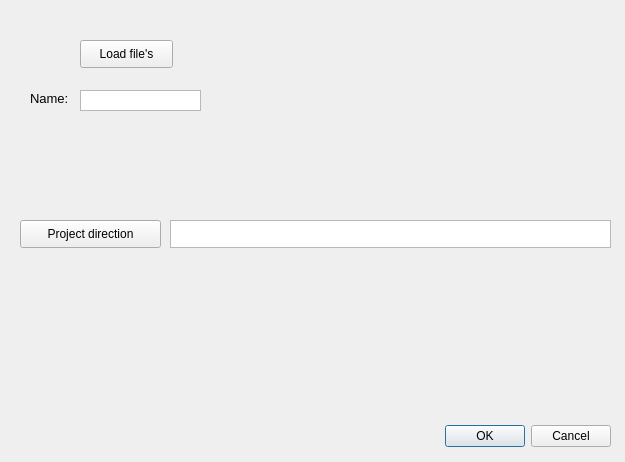
Qt form gui/newProject.ui (milosvalko/Agdas) before a commit.
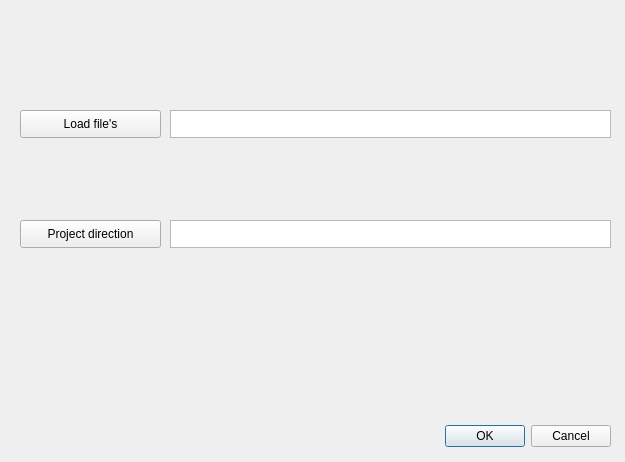
The same form after that commit.

Patch:
```diff
--- a/gui/newProject.ui
+++ b/gui/newProject.ui
@@ -32,9 +32,9 @@
   <widget class="QPushButton" name="loadFiles">
    <property name="geometry">
     <rect>
-     <x>80</x>
-     <y>40</y>
-     <width>93</width>
+     <x>20</x>
+     <y>110</y>
+     <width>141</width>
      <height>28</height>
     </rect>
    </property>
@@ -45,10 +45,10 @@
   <widget class="QTextEdit" name="name">
    <property name="geometry">
     <rect>
-     <x>80</x>
-     <y>90</y>
-     <width>121</width>
-     <height>21</height>
+     <x>170</x>
+     <y>110</y>
+     <width>441</width>
+     <height>28</height>
     </rect>
    </property>
    <property name="font">
@@ -70,24 +70,6 @@
 &lt;p style=&quot;-qt-paragraph-type:empty; margin-top:0px; margin-bottom:0px; margin-left:0px; margin-right:0px; -qt-block-indent:0; text-indent:0px;&quot;&gt;&lt;br /&gt;&lt;/p&gt;&lt;/body&gt;&lt;/html&gt;</string>
    </property>
   </widget>
-  <widget class="QLabel" name="label">
-   <property name="geometry">
-    <rect>
-     <x>30</x>
-     <y>90</y>
-     <width>55</width>
-     <height>16</height>
-    </rect>
-   </property>
-   <property name="font">
-    <font>
-     <pointsize>10</pointsize>
-    </font>
-   </property>
-   <property name="text">
-    <string>Name:</string>
-   </property>
-  </widget>
   <widget class="QPushButton" name="projDir">
    <property name="geometry">
     <rect>
```
